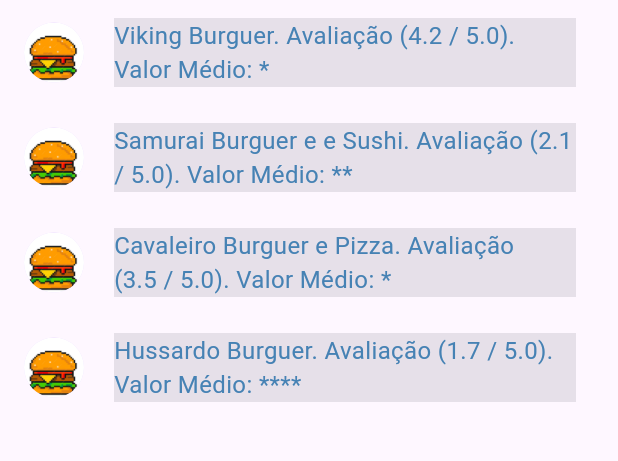
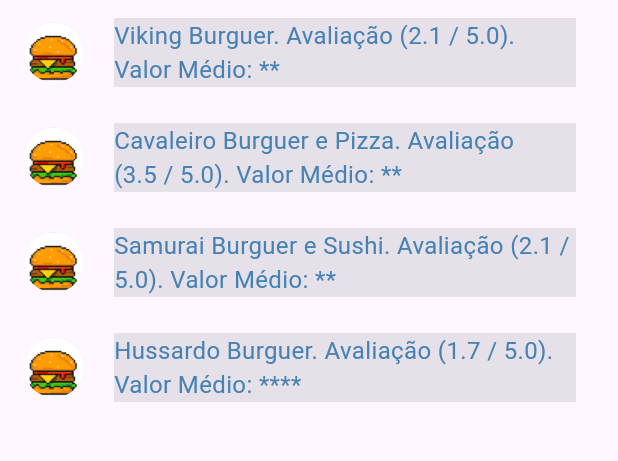
Before and after one commit to V1ct0rSabaa/Hamburgueria-com-Ratings-e-Users, a Flutter app: the ItemListView screen opened by its route, on a phone screen of 412 x 824 dp, the part 84-545 px from its top. Run offline on Flutter 3.47's test engine with Material 3 defaults, Android fonts, the light colour scheme and no system bars; our stand-ins replace localstorage; generated files the repository leaves out were written again.

Commit message:
Sprint 4: update view dos detalhes, fix rotas no app, att nas Hamburguerias mock, att lógica de login para facilitar testes manuais

```diff
--- a/lib/src/app.dart
+++ b/lib/src/app.dart
@@ -41,7 +41,7 @@ class MyApp extends StatelessWidget {
                    case SettingsView.routeName:
                      return SettingsView(controller: settingsController);
                    case ItemDetailsView.routeName:
-                     return const ItemDetailsView();
+                     return ItemDetailsView(item: ItemListView.lista[0]); // construtor exige um Item
                    case ItemListView.routeName:
                      return const ItemListView();
                    default:
--- a/lib/src/screens/AuthScreen.dart
+++ b/lib/src/screens/AuthScreen.dart
@@ -15,7 +15,7 @@ class AuthScreenState extends State<AuthScreen> {
   final GlobalKey<FormState> _formKey = GlobalKey<FormState>();
   final TextEditingController emailController = TextEditingController();
   final TextEditingController passwordController = TextEditingController();
-  bool jaCadastrou = true;
+  bool jaCadastrou = false;
   final Color? corTextoEspecial = Colors.blue[700];
 
   @override
--- a/lib/src/views/item_list_view.dart
+++ b/lib/src/views/item_list_view.dart
@@ -1,39 +1,37 @@
 import 'package:flutter/material.dart';
-
 import '../settings/settings_view.dart';
 import '../models/item.dart';
 import 'item_details_view.dart';
 
 class ItemListView extends StatelessWidget {
-  const ItemListView({
-    super.key,
-    this.items = const [
+    static const lista = [
       Item(id: 1,
-          nome:  "Viking Burguer",
-          nota: 4.2,
-          valorMedio:  "*",
-          endereco:  "",
-          contato: ""),
-      Item(id: 2,
-        nome: "Samurai Burguer e e Sushi",
+        nome: "Viking Burguer",
         nota:  2.1,
         valorMedio:  "**",
-        endereco:  "",
-        contato:  ""),
-      Item(id: 3,
+        endereco:  "Rua das Válquirias, 1876",
+        contato:  "42462098"),
+      Item(id: 2,
         nome: "Cavaleiro Burguer e Pizza",
         nota:  3.5,
-        valorMedio:  "*",
-        endereco:  "baker street 221b",
-        contato:  ""),
+        valorMedio:  "**",
+        endereco:  "Rua dos padeiros, 221b",
+        contato:  "37037436"),
+      Item(id: 3,
+        nome: "Samurai Burguer e Sushi",
+        nota:  2.1,
+        valorMedio:  "**",
+        endereco:  "Rua Djavan Viera, 450",
+        contato:  "18793090"),
       Item(id: 4,
         nome:  "Hussardo Burguer",
         nota:  1.7,
         valorMedio:  "****",
-        endereco:  "",
-        contato:  "")
-      ]
-  });
+        endereco:  "Travessa Kowalski 1830",
+        contato:  "31128354")
+  ];
+  // json.decode("mock.json")["mockHamburguerias";] as List<Map<String, dynamic>>.map((elemento) => Item.fromMap(elemento)) as List<Item>;
+  const ItemListView({ super.key, this.items = lista });
 
   static const routeName = '/lista';
 
@@ -44,9 +42,9 @@ class ItemListView extends StatelessWidget {
         restorationId: 'sampleItemListView',
         itemCount: items.length,
         itemBuilder: (BuildContext context, int index) {
-          final item = items[index];
-          const double maximoRating = 5.0;
-          final textoItem = """${item.nome}. Avaliação (${item.nota} / $maximoRating). Valor Médio: ${item.valorMedio}""";
+          final itemAtual = items[index];
+          const double maxRating = 5.0;
+          final textoItem = """${itemAtual.nome}. Avaliação (${itemAtual.nota} / $maxRating). Valor Médio: ${itemAtual.valorMedio}""";
           const Color corTexto = Color.fromARGB(255, 70,130,180);
           return ListTile(
             title: Card.filled(shape: const RoundedRectangleBorder(),
@@ -56,7 +54,9 @@ class ItemListView extends StatelessWidget {
               foregroundImage: AssetImage('assets/images/hamb1.png')
             ),
             onTap: () {
-              Navigator.restorablePushNamed(context,ItemDetailsView.routeName,);
+              // Navigator.restorablePushNamed(context, ItemDetailsView.routeName, item);
+              Navigator.push(context,
+              MaterialPageRoute(builder: (context) => ItemDetailsView(item: itemAtual)));
             }
           );
         },
@@ -65,7 +65,7 @@ class ItemListView extends StatelessWidget {
 
   @override
   Widget build(BuildContext context) {
-    const String nomeLista = "Hamburguerias";
+    const nomeLista = "Hamburguerias";
     return Scaffold(
         appBar: AppBar(
         title: const Text(nomeLista),
```
Also changed, not shown: lib/src/views/item_details_view.dart (+15 -9 lines).
